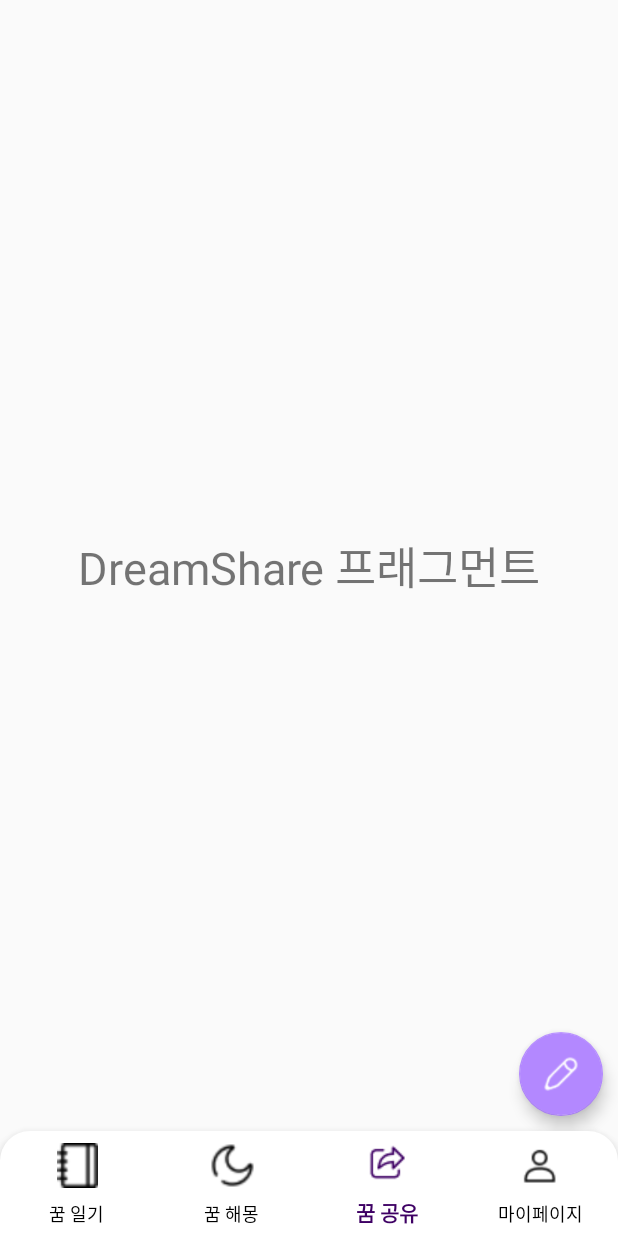
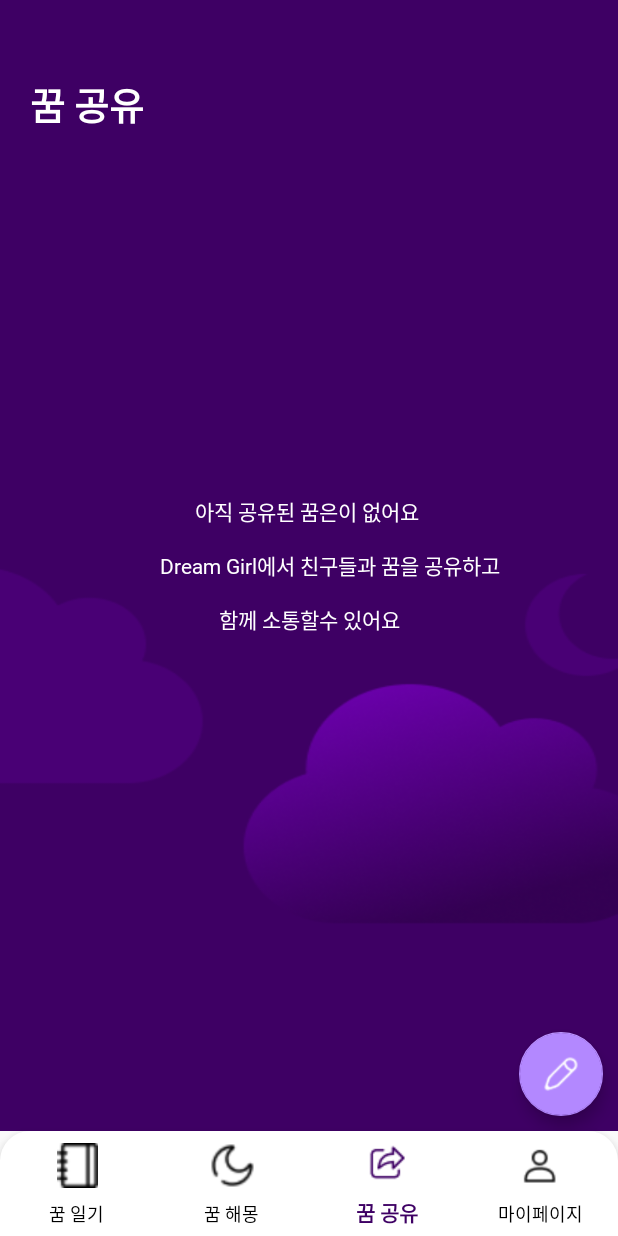
Before and after one commit to Hackathon0704/Android, an Android app: the screen it shows after launch (MainActivity), item 3 of the bottom bar chosen, on a phone screen of 412 x 824 dp. Run offline under Robolectric (Android 15) with nearby library versions, the phone set to English and light mode, and no system bars.

Commit message:
FEAT: 꿈 공유 프래그먼트 생성

```diff
--- a/app/src/main/res/layout/fragment_dreamshare.xml
+++ b/app/src/main/res/layout/fragment_dreamshare.xml
@@ -2,17 +2,40 @@
 <androidx.constraintlayout.widget.ConstraintLayout xmlns:android="http://schemas.android.com/apk/res/android"
     android:layout_width="match_parent"
     android:layout_height="match_parent"
+    android:background="@drawable/background_image"
     xmlns:app="http://schemas.android.com/apk/res-auto">
 
     <TextView
-        android:layout_width="match_parent"
+        android:id="@+id/dream_share_tv"
+        android:layout_width="wrap_content"
         android:layout_height="wrap_content"
-        android:gravity="center_horizontal"
-        android:text="DreamShare 프래그먼트"
-        android:textSize="30sp"
+        android:text="꿈 공유"
+        android:textColor="@color/white"
+        android:textSize="25sp"
+        android:textStyle="bold"
+        android:fontFamily="@font/pretendardvariable"
+        app:layout_constraintStart_toStartOf="parent"
         app:layout_constraintTop_toTopOf="parent"
-        app:layout_constraintBottom_toBottomOf="parent"
+        android:layout_marginStart="20dp"
+        android:layout_marginTop="50dp"/>
+
+    <TextView
+        android:id="@+id/dream_share_content_tv"
+        android:layout_width="wrap_content"
+        android:layout_height="wrap_content"
+        android:textColor="@color/white"
+        android:text="아직 공유된 꿈은이 없어요 \n
+        Dream Girl에서 친구들과 꿈을 공유하고 \n
+        함께 소통할수 있어요
+        "
+        android:lineSpacingExtra="15dp"
+        android:fontFamily="@font/pretendardvariable"
+        android:textSize="14sp"
+        android:gravity="center"
         app:layout_constraintStart_toStartOf="parent"
-        app:layout_constraintEnd_toEndOf="parent"/>
+        app:layout_constraintEnd_toEndOf="parent"
+        app:layout_constraintTop_toTopOf="parent"
+        app:layout_constraintBottom_toBottomOf="parent"/>
+
 
 </androidx.constraintlayout.widget.ConstraintLayout>
```
